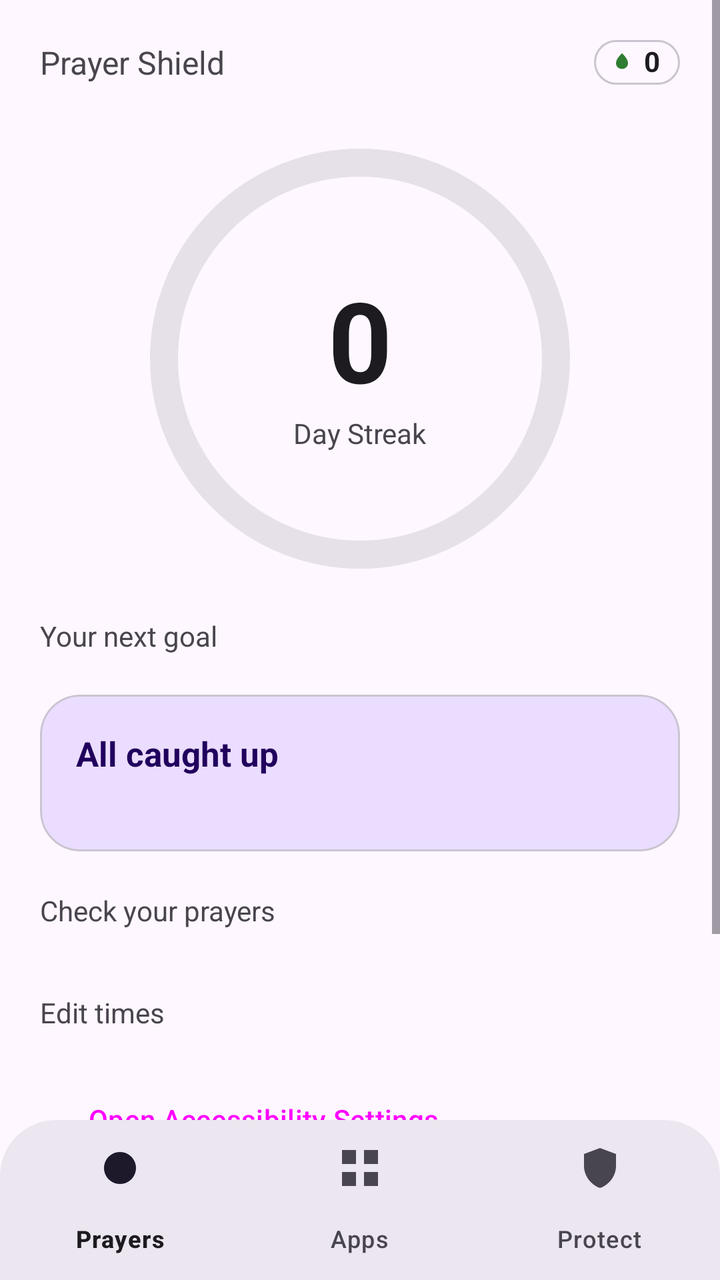
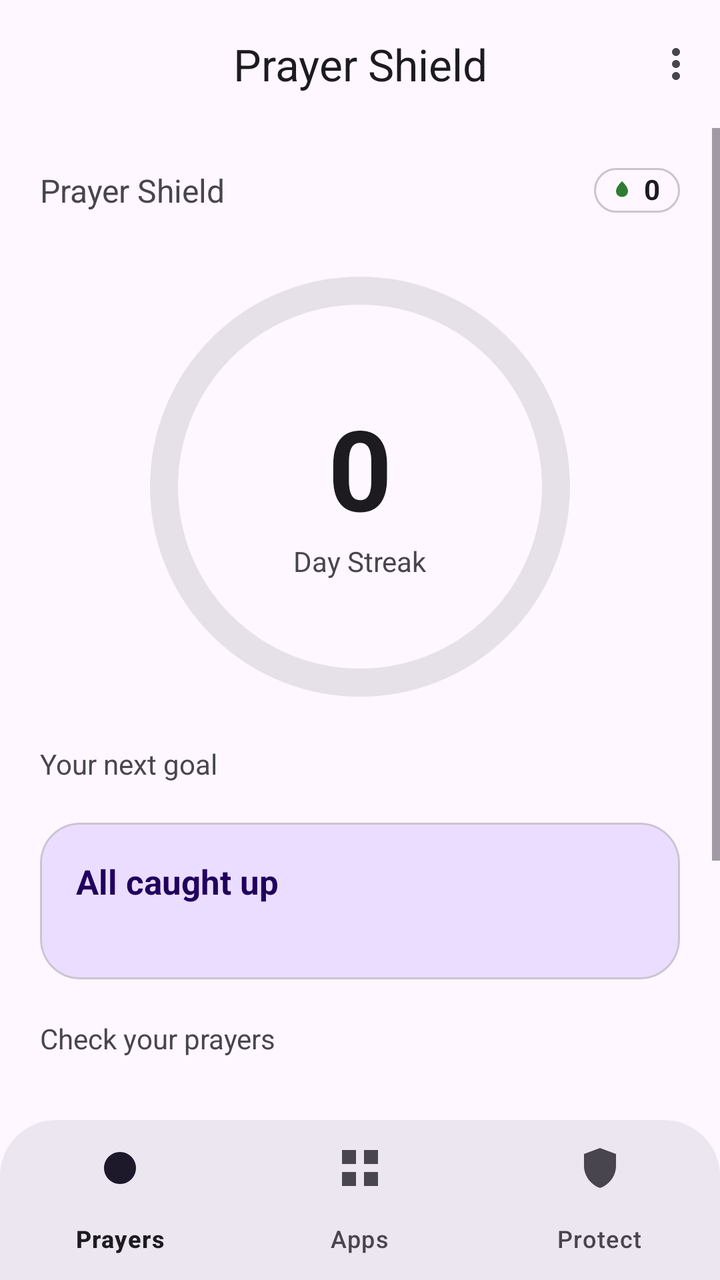

Compare the two renders of this Android layout. The source of the first and the diff that turns it into the second are given below.
<!-- AndroidManifest.xml: application theme Theme.JustPray -->
<!-- res/layout/activity_main.xml -->
<?xml version="1.0" encoding="utf-8"?>
<LinearLayout xmlns:android="http://schemas.android.com/apk/res/android"
    xmlns:app="http://schemas.android.com/apk/res-auto"
    android:id="@+id/main_root"
    android:orientation="vertical"
    android:layout_width="match_parent"
    android:layout_height="match_parent"
    android:background="?attr/colorSurface">

    <ScrollView
        android:layout_width="match_parent"
        android:layout_height="0dp"
        android:layout_weight="1">

        <FrameLayout
            android:layout_width="match_parent"
            android:layout_height="wrap_content">

            
            <LinearLayout
                android:id="@+id/prayerTabContent"
                android:orientation="vertical"
                android:layout_width="match_parent"
                android:layout_height="wrap_content">

                
                <LinearLayout
                    android:orientation="horizontal"
                    android:layout_width="match_parent"
                    android:layout_height="wrap_content"
                    android:padding="20dp"
                    android:gravity="center_vertical">

                    <TextView
                        android:id="@+id/dateText"
                        android:layout_width="0dp"
                        android:layout_height="wrap_content"
                        android:layout_weight="1"
                        android:text="@string/app_name"
                        android:textSize="16sp"
                        android:textColor="?attr/colorOnSurfaceVariant" />

                    <LinearLayout
                        android:layout_width="wrap_content"
                        android:layout_height="wrap_content"
                        android:paddingStart="6dp"
                        android:paddingEnd="10dp"
                        android:paddingVertical="3dp"
                        android:background="@drawable/streak_background"
                        android:gravity="center"
                        android:orientation="horizontal">

                        <ImageView
                            android:layout_width="16dp"
                            android:layout_height="16dp"
                            android:src="@drawable/ic_streak"
                            app:tint="?attr/colorPrimary"
                            android:contentDescription="Streak" />

                        <TextView
                            android:id="@+id/streakText"
                            android:layout_width="wrap_content"
                            android:layout_height="wrap_content"
                            android:layout_marginStart="3dp"
                            android:textColor="?attr/colorOnSurface"
                            android:textStyle="bold"
                            android:textSize="14sp"
                            android:includeFontPadding="false"
                            android:gravity="center"
                            android:text="0" />

                    </LinearLayout>

                </LinearLayout>

                <TextView
                    android:id="@+id/lockBanner"
                    android:layout_width="match_parent"
                    android:layout_height="wrap_content"
                    android:layout_marginHorizontal="20dp"
                    android:paddingHorizontal="16dp"
                    android:paddingVertical="10dp"
                    android:background="?attr/colorErrorContainer"
                    android:textColor="?attr/colorOnErrorContainer"
                    android:textSize="13sp"
                    android:visibility="gone"
                    android:text="@string/lock_banner_text" />

                
                <FrameLayout
                    android:layout_width="210dp"
                    android:layout_height="210dp"
                    android:layout_gravity="center_horizontal"
                    android:layout_marginTop="12dp">

                    <com.google.android.material.progressindicator.CircularProgressIndicator
                        android:id="@+id/streakRing"
                        android:layout_width="match_parent"
                        android:layout_height="match_parent"
                        android:layout_gravity="center"
                        android:max="5"
                        android:progress="0"
                        app:indicatorSize="210dp"
                        app:indicatorColor="?attr/colorPrimary"
                        app:trackColor="?attr/colorSurfaceContainerHighest"
                        app:trackThickness="14dp"
                        app:trackCornerRadius="12dp" />

                    <LinearLayout
                        android:layout_width="wrap_content"
                        android:layout_height="wrap_content"
                        android:layout_gravity="center"
                        android:orientation="vertical"
                        android:gravity="center_horizontal">

                        <TextView
                            android:id="@+id/ringStreakNumber"
                            android:layout_width="wrap_content"
                            android:layout_height="wrap_content"
                            android:text="0"
                            android:textSize="56sp"
                            android:textStyle="bold"
                            android:textColor="?attr/colorOnSurface" />

                        <TextView
                            android:layout_width="wrap_content"
                            android:layout_height="wrap_content"
                            android:text="@string/day_streak_label"
                            android:textSize="14sp"
                            android:textColor="?attr/colorOnSurfaceVariant" />

                    </LinearLayout>

                </FrameLayout>

                
                <TextView
                    android:layout_width="wrap_content"
                    android:layout_height="wrap_content"
                    android:layout_marginStart="20dp"
                    android:layout_marginTop="24dp"
                    android:text="@string/next_goal_label"
                    android:textSize="14sp"
                    android:textColor="?attr/colorOnSurfaceVariant" />

                <com.google.android.material.card.MaterialCardView
                    android:layout_width="match_parent"
                    android:layout_height="wrap_content"
                    android:layout_margin="20dp"
                    app:cardBackgroundColor="?attr/colorPrimaryContainer"
                    app:cardCornerRadius="20dp"
                    app:cardElevation="0dp">

                    <LinearLayout
                        android:orientation="vertical"
                        android:layout_width="match_parent"
                        android:layout_height="wrap_content"
                        android:padding="18dp">

                        <TextView
                            android:id="@+id/nextGoalTitle"
                            android:layout_width="match_parent"
                            android:layout_height="wrap_content"
                            android:text="@string/all_caught_up"
                            android:textSize="17sp"
                            android:textStyle="bold"
                            android:textColor="?attr/colorOnPrimaryContainer" />

                        <TextView
                            android:id="@+id/nextGoalSubtitle"
                            android:layout_width="match_parent"
                            android:layout_height="wrap_content"
                            android:layout_marginTop="2dp"
                            android:text=""
                            android:textSize="13sp"
                            android:textColor="?attr/colorOnPrimaryContainer" />

                    </LinearLayout>

                </com.google.android.material.card.MaterialCardView>

                
                <TextView
                    android:layout_width="wrap_content"
                    android:layout_height="wrap_content"
                    android:layout_marginStart="20dp"
                    android:text="@string/check_prayers_label"
                    android:textSize="14sp"
                    android:textColor="?attr/colorOnSurfaceVariant" />

                <HorizontalScrollView
                    android:layout_width="match_parent"
                    android:layout_height="wrap_content"
                    android:layout_marginTop="8dp"
                    android:paddingStart="20dp"
                    android:paddingEnd="8dp"
                    android:scrollbars="none"
                    android:clipToPadding="false">

                    <LinearLayout
                        android:id="@+id/prayerCardsRow"
                        android:orientation="horizontal"
                        android:layout_width="wrap_content"
                        android:layout_height="wrap_content" />

                </HorizontalScrollView>

                <TextView
                    android:layout_width="wrap_content"
                    android:layout_height="wrap_content"
                    android:layout_marginStart="20dp"
                    android:layout_marginTop="24dp"
                    android:text="@string/edit_times_label"
                    android:textSize="14sp"
                    android:textColor="?attr/colorOnSurfaceVariant" />

                <LinearLayout
                    android:orientation="vertical"
                    android:layout_width="match_parent"
                    android:layout_height="wrap_content"
                    android:padding="20dp">

                    <Button
                        android:id="@+id/btnEnableAccessibility"
                        style="@style/Widget.Material3.Button.TonalButton"
                        android:layout_width="wrap_content"
                        android:layout_height="wrap_content"
                        android:text="@string/open_accessibility_settings" />

                    <Button
                        android:id="@+id/btnUseLocation"
                        style="@style/Widget.Material3.Button.TonalButton"
                        android:layout_width="wrap_content"
                        android:layout_height="wrap_content"
                        android:layout_marginTop="12dp"
                        android:text="@string/use_location" />

                    <LinearLayout
                        android:id="@+id/prayerContainer"
                        android:orientation="vertical"
                        android:layout_width="match_parent"
                        android:layout_height="wrap_content"
                        android:layout_marginTop="8dp" />

                </LinearLayout>

            </LinearLayout>

            
            <LinearLayout
                android:id="@+id/appsTabContent"
                android:orientation="vertical"
                android:layout_width="match_parent"
                android:layout_height="wrap_content"
                android:padding="20dp"
                android:visibility="gone">

                <TextView
                    android:layout_width="wrap_content"
                    android:layout_height="wrap_content"
                    android:text="@string/choose_apps_label"
                    android:textColor="?attr/colorOnSurfaceVariant"
                    android:paddingBottom="12dp" />

                <LinearLayout
                    android:orientation="horizontal"
                    android:layout_width="match_parent"
                    android:layout_height="wrap_content"
                    android:paddingBottom="8dp">

                    <Button
                        android:id="@+id/btnSelectAll"
                        style="@style/Widget.Material3.Button.OutlinedButton"
                        android:layout_width="0dp"
                        android:layout_height="wrap_content"
                        android:layout_weight="1"
                        android:layout_marginEnd="8dp"
                        android:textSize="12sp"
                        android:text="@string/all_apps" />

                    <Button
                        android:id="@+id/btnSelectExceptEssential"
                        style="@style/Widget.Material3.Button.OutlinedButton"
                        android:layout_width="0dp"
                        android:layout_height="wrap_content"
                        android:layout_marginStart="8dp"
                        android:layout_weight="1"
                        android:textSize="12sp"
                        android:text="@string/except_essential" />

                </LinearLayout>

                <LinearLayout
                    android:id="@+id/appListContainer"
                    android:orientation="vertical"
                    android:layout_width="match_parent"
                    android:layout_height="wrap_content" />

                <Button
                    android:id="@+id/btnSaveApps"
                    style="@style/Widget.Material3.Button"
                    android:layout_width="wrap_content"
                    android:layout_height="wrap_content"
                    android:layout_marginTop="16dp"
                    android:text="@string/save_apps" />

            </LinearLayout>

            
            <LinearLayout
                android:id="@+id/protectionTabContent"
                android:orientation="vertical"
                android:layout_width="match_parent"
                android:layout_height="wrap_content"
                android:padding="20dp"
                android:visibility="gone">

                <TextView
                    android:layout_width="wrap_content"
                    android:layout_height="wrap_content"
                    android:text="@string/protection_header"
                    android:textColor="?attr/colorOnSurfaceVariant"
                    android:paddingBottom="4dp" />

                <TextView
                    android:layout_width="wrap_content"
                    android:layout_height="wrap_content"
                    android:text="@string/protection_note"
                    android:textColor="?attr/colorOnSurfaceVariant"
                    android:textSize="12sp"
                    android:paddingBottom="16dp" />

                <Button
                    android:id="@+id/btnEnableDeviceAdmin"
                    style="@style/Widget.Material3.Button.TonalButton"
                    android:layout_width="wrap_content"
                    android:layout_height="wrap_content"
                    android:text="@string/enable_uninstall_protection" />

                <TextView
                    android:id="@+id/deviceAdminStatus"
                    android:layout_width="wrap_content"
                    android:layout_height="wrap_content"
                    android:layout_marginTop="4dp"
                    android:textSize="12sp"
                    android:textColor="?attr/colorOnSurfaceVariant"
                    android:text="@string/status_not_enabled" />

                <LinearLayout
                    android:orientation="horizontal"
                    android:layout_width="match_parent"
                    android:layout_height="wrap_content"
                    android:layout_marginTop="20dp"
                    android:gravity="center_vertical">

                    <CheckBox
                        android:id="@+id/checkboxProtectSettings"
                        android:layout_width="wrap_content"
                        android:layout_height="wrap_content" />

                    <TextView
                        android:layout_width="0dp"
                        android:layout_height="wrap_content"
                        android:layout_weight="1"
                        android:text="@string/block_settings_desc"
                        android:textColor="?attr/colorOnSurface"
                        android:textSize="13sp" />

                </LinearLayout>

            </LinearLayout>

        </FrameLayout>
    </ScrollView>

    <com.google.android.material.bottomnavigation.BottomNavigationView
        android:id="@+id/bottomNav"
        android:layout_width="match_parent"
        android:layout_height="wrap_content"
        android:background="@drawable/nav_bar_background"
        android:elevation="8dp"
        app:menu="@menu/bottom_nav_menu"
        app:labelVisibilityMode="labeled" />

</LinearLayout>
<!-- resources referenced by this layout -->
<resources>
  <!-- drawable ic_streak (drawable) -->
  <vector xmlns:android="http://schemas.android.com/apk/res/android"
      android:width="18dp"
      android:height="18dp"
      android:viewportWidth="24"
      android:viewportHeight="24">
    <path
        android:fillColor="?attr/colorPrimary"
        android:pathData="M12,5.5c0,0-4.5,3.8-4.5,7.4C7.5,15.4,9.5,17.2,12,17.2s4.5-1.8,4.5-4.3C16.5,9.3,12,5.5,12,5.5z"/>
  </vector>
  <!-- drawable nav_bar_background (drawable) -->
  <?xml version="1.0" encoding="utf-8"?>
  <shape xmlns:android="http://schemas.android.com/apk/res/android">
      <solid android:color="?attr/colorSurfaceContainerHigh" />
      <corners
          android:topLeftRadius="28dp"
          android:topRightRadius="28dp" />
  </shape>
  <!-- drawable streak_background (drawable) -->
  <?xml version="1.0" encoding="utf-8"?>
  <shape xmlns:android="http://schemas.android.com/apk/res/android">
      <stroke
          android:width="1dp"
          android:color="?attr/colorOutlineVariant" />
      <corners android:radius="12dp" />
  </shape>
  <string name="all_apps">All apps</string>
  <string name="all_caught_up">All caught up</string>
  <string name="app_name">Prayer Shield</string>
  <string name="block_settings_desc">Also block the Settings app while a prayer is due (stronger, but blocks all Settings access, not just the uninstall screen)</string>
  <string name="check_prayers_label">Check your prayers</string>
  <string name="choose_apps_label">Choose which apps to block until you pray</string>
  <string name="day_streak_label">Day Streak</string>
  <string name="edit_times_label">Edit times</string>
  <string name="enable_uninstall_protection">Enable uninstall protection</string>
  <string name="except_essential">All except essential</string>
  <string name="lock_banner_text">Mark your current prayer as done to change settings.</string>
  <string name="next_goal_label">Your next goal</string>
  <string name="open_accessibility_settings">Open Accessibility Settings</string>
  <string name="protection_header">Make Prayer Shield harder to remove or turn off mid-prayer-window.</string>
  <string name="protection_note">Note: nothing here is unbeatable — booting your phone into Safe Mode disables this along with every similar app. It just adds real friction against casual bypassing.</string>
  <string name="save_apps">Save blocked apps</string>
  <string name="status_not_enabled">Status: not enabled</string>
  <string name="use_location">Use my current location</string>
  <style name="Theme.JustPray" parent="Theme.Material3.DayNight.NoActionBar">
          <item name="colorPrimary">@color/fallback_primary</item>
          <item name="android:windowBackground">?attr/colorSurface</item>
      </style>
  <color name="fallback_primary">#2E7D32</color>
</resources>

<!-- the commit's change to res/layout/activity_main.xml (unified diff, before → after) -->
@@ -6,6 +6,15 @@
     android:layout_width="match_parent"
     android:layout_height="match_parent"
     android:background="?attr/colorSurface">
+
+    <com.google.android.material.appbar.MaterialToolbar
+        android:id="@+id/toolbar"
+        android:layout_width="match_parent"
+        android:layout_height="?attr/actionBarSize"
+        android:background="@android:color/transparent"
+        app:title="@string/app_name"
+        app:titleCentered="true"
+        app:menu="@menu/main_menu" />
 
     <ScrollView
         android:layout_width="match_parent"
@@ -368,6 +377,38 @@
 
                 </LinearLayout>
 
+                <View
+                    android:layout_width="match_parent"
+                    android:layout_height="1dp"
+                    android:layout_marginTop="32dp"
+                    android:background="?attr/colorOutlineVariant" />
+
+                <TextView
+                    android:layout_width="wrap_content"
+                    android:layout_height="wrap_content"
+                    android:layout_marginTop="24dp"
+                    android:text="@string/menu_tip"
+                    android:textSize="14sp"
+                    android:textStyle="bold"
+                    android:textColor="?attr/colorPrimary" />
+
+                <TextView
+                    android:layout_width="wrap_content"
+                    android:layout_height="wrap_content"
+                    android:layout_marginTop="4dp"
+                    android:text="@string/tip_message"
+                    android:textColor="?attr/colorOnSurfaceVariant"
+                    android:textSize="13sp" />
+
+                <Button
+                    android:id="@+id/btnTipDeveloper"
+                    style="@style/Widget.Material3.Button.TonalButton"
+                    android:layout_width="wrap_content"
+                    android:layout_height="wrap_content"
+                    android:layout_marginTop="12dp"
+                    android:text="@string/tip_button"
+                    app:icon="@drawable/ic_tab_protect" />
+
             </LinearLayout>
 
         </FrameLayout>
<!-- resource entries referenced after the edit -->
@@ -9,6 +9,17 @@
     <path
         android:fillColor="?attr/colorPrimary"
         android:pathData="M12,5.5c0,0-4.5,3.8-4.5,7.4C7.5,15.4,9.5,17.2,12,17.2s4.5-1.8,4.5-4.3C16.5,9.3,12,5.5,12,5.5z"/>
+  </vector>
+  <!-- drawable ic_tab_protect (drawable) -->
+  <vector xmlns:android="http://schemas.android.com/apk/res/android"
+      android:width="24dp"
+      android:height="24dp"
+      android:viewportWidth="24"
+      android:viewportHeight="24"
+      android:tint="?attr/colorControlNormal">
+      <path
+          android:fillColor="@android:color/white"
+          android:pathData="M12,2L20,5V11C20,16 16.5,20.5 12,22C7.5,20.5 4,16 4,11V5Z" />
   </vector>
   <!-- drawable nav_bar_background (drawable) -->
   <?xml version="1.0" encoding="utf-8"?>
@@ -37,12 +48,15 @@
   <string name="enable_uninstall_protection">Enable uninstall protection</string>
   <string name="except_essential">All except essential</string>
   <string name="lock_banner_text">Mark your current prayer as done to change settings.</string>
+  <string name="menu_tip">Support the Developer</string>
   <string name="next_goal_label">Your next goal</string>
   <string name="open_accessibility_settings">Open Accessibility Settings</string>
   <string name="protection_header">Make Prayer Shield harder to remove or turn off mid-prayer-window.</string>
   <string name="protection_note">Note: nothing here is unbeatable — booting your phone into Safe Mode disables this along with every similar app. It just adds real friction against casual bypassing.</string>
   <string name="save_apps">Save blocked apps</string>
   <string name="status_not_enabled">Status: not enabled</string>
+  <string name="tip_button">Tip on Ko-fi</string>
+  <string name="tip_message">If you find this app helpful, consider supporting its development with a small tip! It helps keep the project alive and free for everyone.</string>
   <string name="use_location">Use my current location</string>
   <style name="Theme.JustPray" parent="Theme.Material3.DayNight.NoActionBar">
           <item name="colorPrimary">@color/fallback_primary</item>
